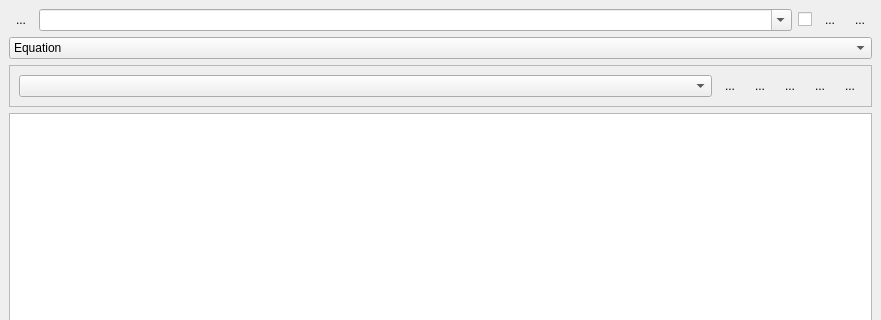
Qt form ui/AWG.ui (MonroeQuantumNetworks/IonControl) before a commit; both pictures show x 0 to 881 and y 0 to 320 of the 881 by 775 pixel window.
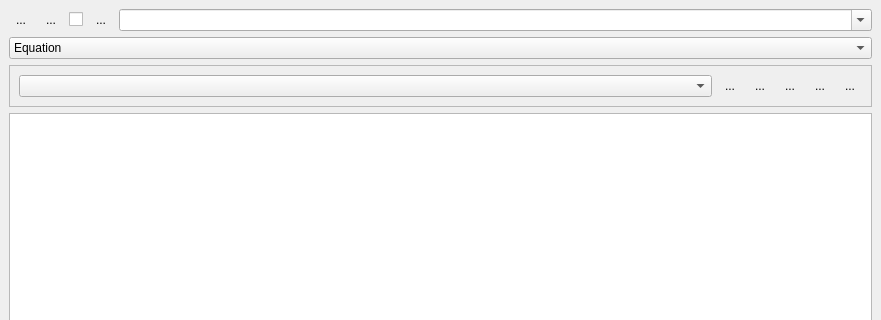
The same form after that commit. Icons and pictures are not drawn. Custom widgets are drawn as their Qt base class.

Commit message: create AWGSegment class

Diff of the .ui file:
```diff
--- a/ui/AWG.ui
+++ b/ui/AWG.ui
@@ -21,6 +21,62 @@
    <layout class="QVBoxLayout" name="verticalLayout">
     <item>
      <layout class="QHBoxLayout" name="horizontalLayout_2">
+      <item>
+       <widget class="QToolButton" name="reloadButton">
+        <property name="toolTip">
+         <string>reload</string>
+        </property>
+        <property name="text">
+         <string>...</string>
+        </property>
+        <property name="icon">
+         <iconset resource="Experiment.qrc">
+          <normaloff>:/openicon/icons/document-revert-5.png</normaloff>:/openicon/icons/document-revert-5.png</iconset>
+        </property>
+        <property name="autoRaise">
+         <bool>true</bool>
+        </property>
+       </widget>
+      </item>
+      <item>
+       <widget class="QToolButton" name="saveButton">
+        <property name="toolTip">
+         <string>Save current</string>
+        </property>
+        <property name="text">
+         <string notr="true">...</string>
+        </property>
+        <property name="icon">
+         <iconset resource="Experiment.qrc">
+          <normaloff>:/kde/icons/filesave.png</normaloff>:/kde/icons/filesave.png</iconset>
+        </property>
+        <property name="iconSize">
+         <size>
+          <width>16</width>
+          <height>16</height>
+         </size>
+        </property>
+        <property name="autoRaise">
+         <bool>true</bool>
+        </property>
+       </widget>
+      </item>
+      <item>
+       <widget class="QCheckBox" name="autoSaveCheckBox">
+        <property name="sizePolicy">
+         <sizepolicy hsizetype="Fixed" vsizetype="Fixed">
+          <horstretch>0</horstretch>
+          <verstretch>0</verstretch>
+         </sizepolicy>
+        </property>
+        <property name="toolTip">
+         <string>autosave</string>
+        </property>
+        <property name="text">
+         <string/>
+        </property>
+       </widget>
+      </item>
       <item>
        <widget class="QToolButton" name="removeButton">
         <property name="minimumSize">
@@ -60,62 +116,6 @@
         </property>
        </widget>
       </item>
-      <item>
-       <widget class="QCheckBox" name="autoSaveCheckBox">
-        <property name="sizePolicy">
-         <sizepolicy hsizetype="Fixed" vsizetype="Fixed">
-          <horstretch>0</horstretch>
-          <verstretch>0</verstretch>
-         </sizepolicy>
-        </property>
-        <property name="toolTip">
-         <string>autosave</string>
-        </property>
-        <property name="text">
-         <string/>
-        </property>
-       </widget>
-      </item>
-      <item>
-       <widget class="QToolButton" name="saveButton">
-        <property name="toolTip">
-         <string>Save current</string>
-        </property>
-        <property name="text">
-         <string notr="true">...</string>
-        </property>
-        <property name="icon">
-         <iconset resource="Experiment.qrc">
-          <normaloff>:/kde/icons/filesave.png</normaloff>:/kde/icons/filesave.png</iconset>
-        </property>
-        <property name="iconSize">
-         <size>
-          <width>16</width>
-          <height>16</height>
-         </size>
-        </property>
-        <property name="autoRaise">
-         <bool>true</bool>
-        </property>
-       </widget>
-      </item>
-      <item>
-       <widget class="QToolButton" name="reloadButton">
-        <property name="toolTip">
-         <string>reload</string>
-        </property>
-        <property name="text">
-         <string>...</string>
-        </property>
-        <property name="icon">
-         <iconset resource="Experiment.qrc">
-          <normaloff>:/openicon/icons/document-revert-5.png</normaloff>:/openicon/icons/document-revert-5.png</iconset>
-        </property>
-        <property name="autoRaise">
-         <bool>true</bool>
-        </property>
-       </widget>
-      </item>
      </layout>
     </item>
     <item>
```
The commit also changes 3 other files.
